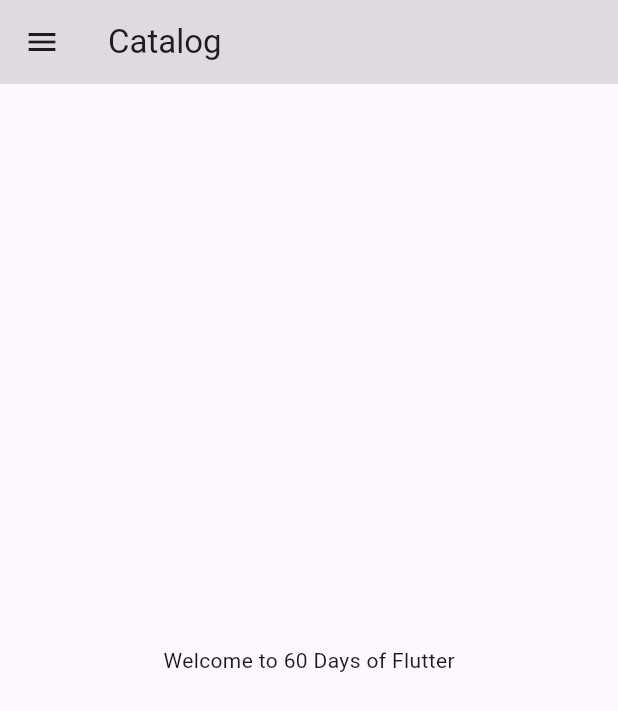
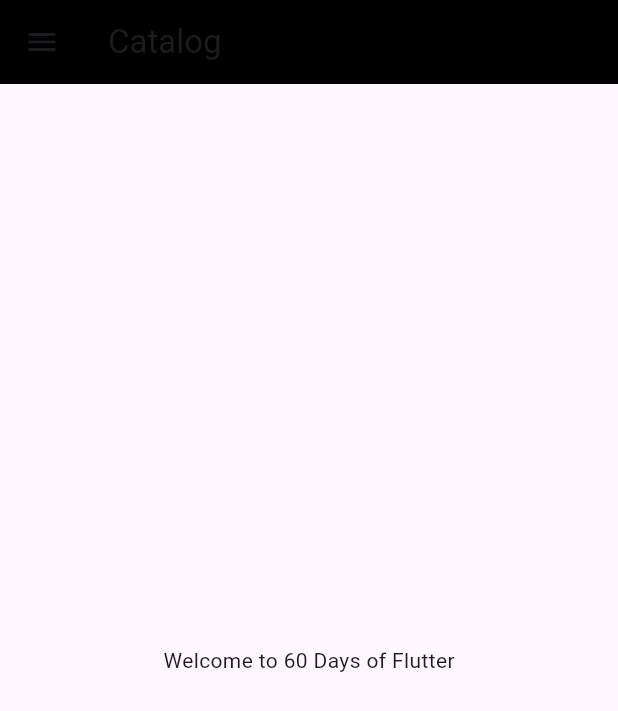
Before and after one commit to nobie30/30DaysOfFlutter, a Flutter app: the screen it shows after launch, on a phone screen of 412 x 824 dp. Shown: the top 711 px of the screen. Run offline on Flutter 3.47's test engine with Material 3 defaults, Android fonts, the phone set to English and light mode, and no system bars.

Commit message:
Day 3 Completed

```diff
--- a/lib/homepage.dart
+++ /dev/null
@@ -1,23 +0,0 @@
-import 'package:flutter/material.dart';
-
-class Homepage extends StatelessWidget {
-  const Homepage({super.key});
-
-  @override
-  Widget build(BuildContext context) {
-    return MaterialApp(
-      home: Scaffold(
-        appBar: AppBar(
-          backgroundColor: Colors.black12,
-          title: Text("Catalog"),
-        ),
-        body: Center(
-          child: Container(
-            child: Text("Welcome to 60 Days of Flutter"),
-          ),
-        ),
-        drawer: Drawer(),
-      ),
-    );
-  }
-}
--- a/lib/main.dart
+++ b/lib/main.dart
@@ -1,6 +1,7 @@
 import 'package:flutter/material.dart';
 import 'package:flutter/widgets.dart';
-import 'package:flutter_catalog/homepage.dart';
+import 'package:flutter_catalog/pages/homepage.dart';
+import 'package:flutter_catalog/pages/loginpage.dart';
 
 void main() {
   runApp(const MyApp());
@@ -11,6 +12,21 @@ class MyApp extends StatelessWidget {
 
   @override
   Widget build(BuildContext context) {
-    return Homepage();
+    return MaterialApp(
+      theme: ThemeData(
+        primarySwatch: Colors.amber,
+      ),
+      themeMode: ThemeMode.light,
+      darkTheme: ThemeData(
+        brightness: Brightness.dark,
+      ),
+      // home: Homepage(),
+
+      initialRoute: "/home",
+      routes: {
+        "/": (context) => Loginpage(),
+        "/home": (context) => Homepage(),
+      },
+    );
   }
 }
--- /dev/null
+++ b/lib/pages/homepage.dart
@@ -0,0 +1,21 @@
+import 'package:flutter/material.dart';
+
+class Homepage extends StatelessWidget {
+  const Homepage({super.key});
+
+  @override
+  Widget build(BuildContext context) {
+    return Scaffold(
+      appBar: AppBar(
+        backgroundColor: Colors.black,
+        title: Text("Catalog"),
+      ),
+      body: Center(
+        child: Container(
+          child: Text("Welcome to 60 Days of Flutter"),
+        ),
+      ),
+      drawer: Drawer(),
+    );
+  }
+}
--- /dev/null
+++ b/lib/pages/loginpage.dart
@@ -0,0 +1,14 @@
+import 'package:flutter/material.dart';
+
+class Loginpage extends StatelessWidget {
+  const Loginpage({super.key});
+
+  @override
+  Widget build(BuildContext context) {
+    return Material(
+      child: Center(
+        child: Text("Login Page"),
+      ),
+    );
+  }
+}
```
